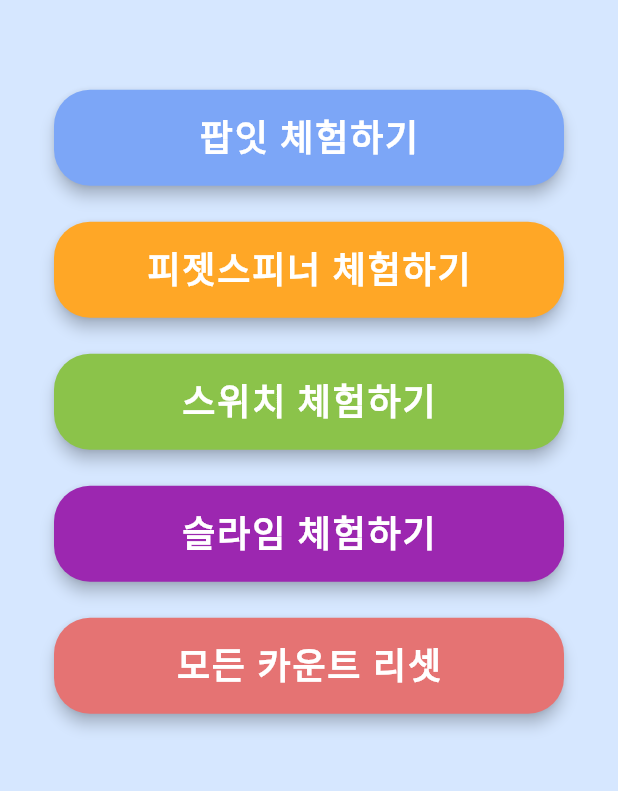
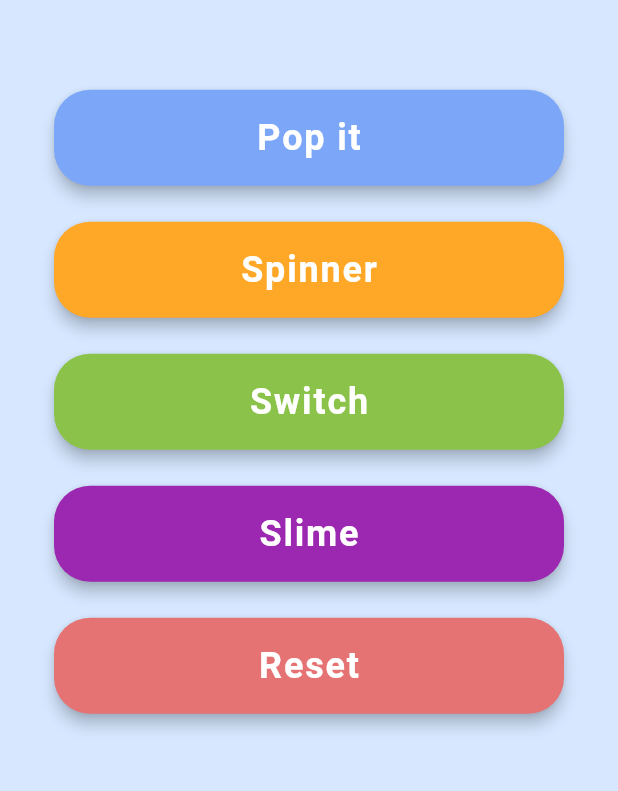
Before and after one commit to smg-927/ClearMind_mobileprogramming_finaltask, a Flutter app: the screen it shows after launch, on a phone screen of 412 x 824 dp, the part 316-1107 px from its top. Run offline on Flutter 3.47's test engine with Material 3 defaults, Android fonts, the phone set to English and light mode, and no system bars; our stand-ins replace audioplayers.

Commit message:
메인화면 버튼 텍스트 변경

```diff
--- a/clearmind/lib/main.dart
+++ b/clearmind/lib/main.dart
@@ -59,7 +59,7 @@ class HomePage extends StatelessWidget {
               const SizedBox(height: 48),
               _mainButton(
                 context,
-                label: '팝잇 체험하기',
+                label: 'Pop it',
                 color: const Color(0xFF7CA6F7),
                 onTap:
                     () => Navigator.push(
@@ -71,7 +71,7 @@ class HomePage extends StatelessWidget {
               ),
               _mainButton(
                 context,
-                label: '피젯스피너 체험하기',
+                label: 'Spinner',
                 color: const Color(0xFFFFA726),
                 onTap:
                     () => Navigator.push(
@@ -83,7 +83,7 @@ class HomePage extends StatelessWidget {
               ),
               _mainButton(
                 context,
-                label: '스위치 체험하기',
+                label: 'Switch',
                 color: const Color(0xFF8BC34A),
                 onTap:
                     () => Navigator.push(
@@ -95,7 +95,7 @@ class HomePage extends StatelessWidget {
               ),
               _mainButton(
                 context,
-                label: '슬라임 체험하기',
+                label: 'Slime',
                 color: const Color(0xFF9C27B0),
                 onTap:
                     () => Navigator.push(
@@ -107,7 +107,7 @@ class HomePage extends StatelessWidget {
               ),
               _mainButton(
                 context,
-                label: '모든 카운트 리셋',
+                label: 'Reset',
                 color: const Color(0xFFE57373),
                 onTap: () {
                   // TODO: 카운트 리셋 기능 구현 필요
--- a/clearmind/lib/screens/spinner_screen.dart
+++ b/clearmind/lib/screens/spinner_screen.dart
@@ -148,7 +148,7 @@ class _SpinnerScreenState extends State<SpinnerScreen>
                 border: Border.all(color: Colors.white, width: 5),
                 boxShadow: [
                   BoxShadow(
-                    color: Colors.black.withOpacity(0.18),
+                    color: Colors.black.withValues(alpha: 0.18),
                     blurRadius: 24,
                     offset: const Offset(0, 8),
                   ),
@@ -167,7 +167,7 @@ class _SpinnerScreenState extends State<SpinnerScreen>
                           width: 24,
                           height: 110,
                           decoration: BoxDecoration(
-                            color: Colors.white.withOpacity(0.32),
+                            color: Colors.white.withValues(alpha: 0.32),
                             borderRadius: BorderRadius.circular(12),
                           ),
                         ),
@@ -182,7 +182,7 @@ class _SpinnerScreenState extends State<SpinnerScreen>
                       shape: BoxShape.circle,
                       boxShadow: [
                         BoxShadow(
-                          color: Colors.black.withOpacity(0.10),
+                          color: Colors.black.withValues(alpha: 0.10),
                           blurRadius: 8,
                           offset: const Offset(0, 2),
                         ),
```
